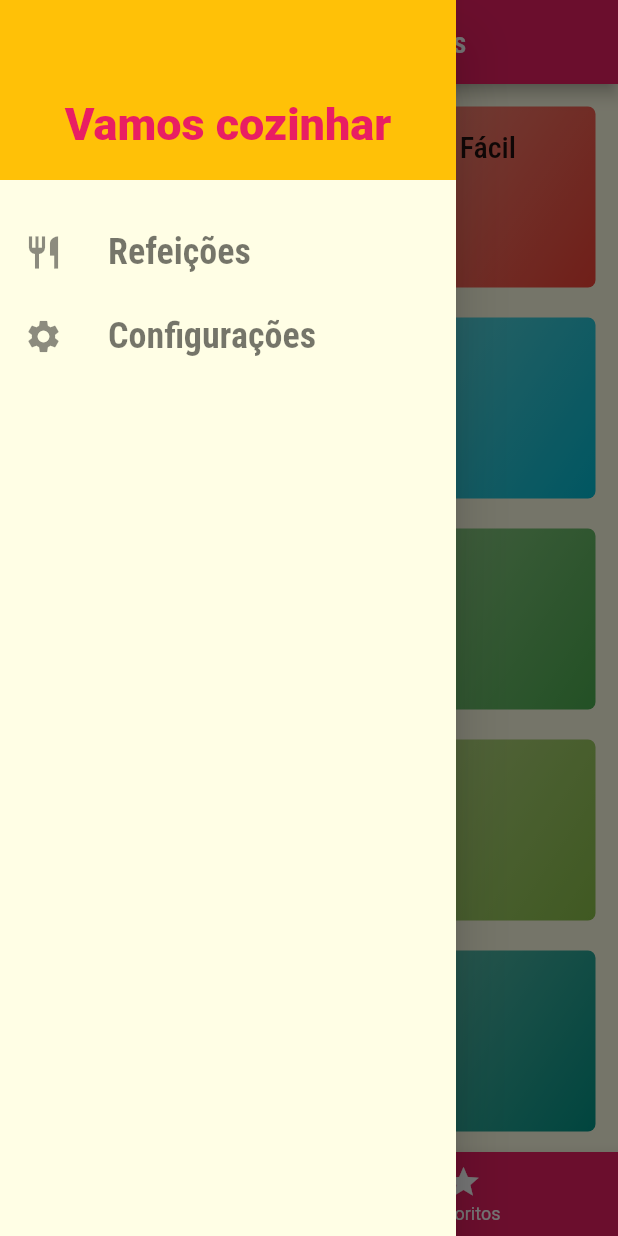
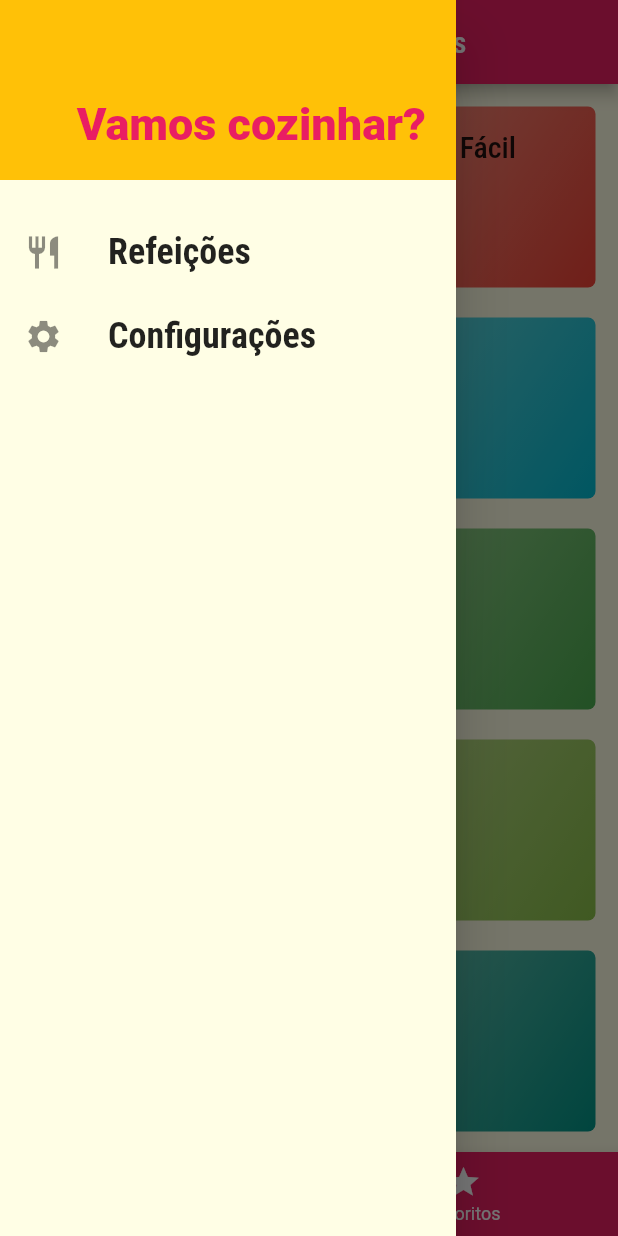
Before and after one commit to CaioNoboa/meals_APP_Flutter, a Flutter app: the screen it shows after launch, with the side drawer open, on a phone screen of 412 x 824 dp. Run offline on Flutter 3.47's test engine with Material 2 defaults, Android fonts, the phone set to English and light mode, and no system bars.

Commit message:
main_drawer

```diff
--- a/meals/lib/components/main_drawer.dart
+++ b/meals/lib/components/main_drawer.dart
@@ -1,9 +1,10 @@
 import 'package:flutter/material.dart';
+import 'package:meals/utils/app_routes.dart';
 
 class MainDrawer extends StatelessWidget {
   const MainDrawer({Key? key}) : super(key: key);
 
-  Widget _createItem(context, IconData icon, String label) {
+  Widget _createItem(context, IconData icon, String label, Function() onTap) {
     return ListTile(
       leading: Icon(
         icon,
@@ -11,9 +12,9 @@ class MainDrawer extends StatelessWidget {
       ),
       title: Text(
         label,
-        style: Theme.of(context).textTheme.headlineMedium,
+        style: Theme.of(context).textTheme.headline5,
       ),
-      onTap: () {},
+      onTap: onTap,
     );
   }
 
@@ -27,9 +28,9 @@ class MainDrawer extends StatelessWidget {
             width: double.infinity,
             padding: const EdgeInsets.all(20),
             color: Theme.of(context).colorScheme.secondary,
-            alignment: Alignment.bottomCenter,
+            alignment: Alignment.bottomRight,
             child: Text(
-              'Vamos cozinhar',
+              'Vamos cozinhar?',
               style: TextStyle(
                 fontWeight: FontWeight.w900,
                 fontSize: 30,
@@ -38,8 +39,18 @@ class MainDrawer extends StatelessWidget {
             ),
           ),
           const SizedBox(height: 20),
-          _createItem(context, Icons.restaurant, 'Refeições'),
-          _createItem(context, Icons.settings, 'Configurações'),
+          _createItem(
+            context,
+            Icons.restaurant,
+            'Refeições',
+            () => Navigator.of(context).pushReplacementNamed(AppRoutes.home),
+          ),
+          _createItem(
+            context,
+            Icons.settings,
+            'Configurações',
+            () => Navigator.of(context).pushReplacementNamed(AppRoutes.settings),
+          ),
         ],
       ),
     );
--- a/meals/lib/utils/app_routes.dart
+++ b/meals/lib/utils/app_routes.dart
@@ -1,3 +1,4 @@
+import 'package:meals/screens/settings_screen.dart';
 import 'package:meals/screens/tabs_screen.dart';
 import '../screens/categories_meals_screen.dart';
 import '../screens/meal_detail_screen.dart';
@@ -6,12 +7,14 @@ class AppRoutes {
   static const home = '/';
   static const categoriesMeals = '/categories-meals';
   static const mealDetail = '/meal-detail';
+  static const settings = '/settings';
 }
 
 final appRoutes = {
   AppRoutes.home: (context) => const TabsScreen(), // Rota inicial
   AppRoutes.categoriesMeals: (context) => const CategoriesMealsScreen(),
   AppRoutes.mealDetail: (context) => const MealDetailScreen(),
+  AppRoutes.settings: (context) => const SettingsScreen(),
 };
 
 /*
--- a/meals/lib/utils/theme.dart
+++ b/meals/lib/utils/theme.dart
@@ -12,7 +12,7 @@ final ThemeData appTheme = ThemeData(
           fontSize: 20,
           fontFamily: 'RobotoCondensed',
         ),
-        headlineMedium: const TextStyle(
+        headline5: const TextStyle(
           fontFamily: 'RobotoCondensed',
           fontSize: 24,
           fontWeight: FontWeight.bold,
```
Also changed, not shown: meals/lib/screens/settings_screen.dart (added, +21 -0 lines).
